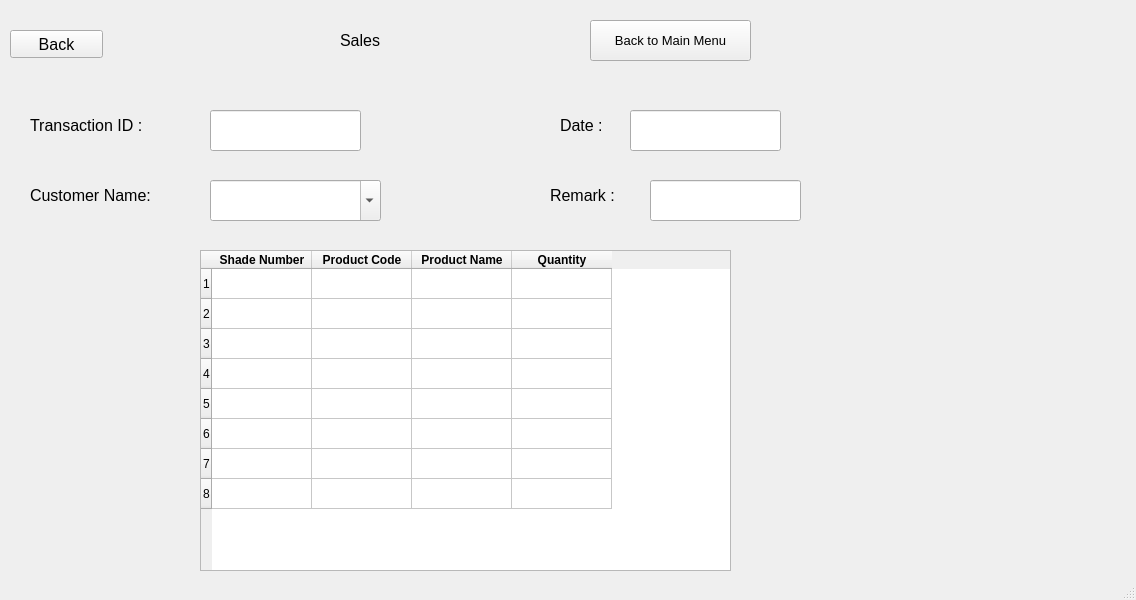
This is UI/shade_sales.ui in nilay1221/Inventory_Management as Qt 5 draws it before an edit. The edited form follows.
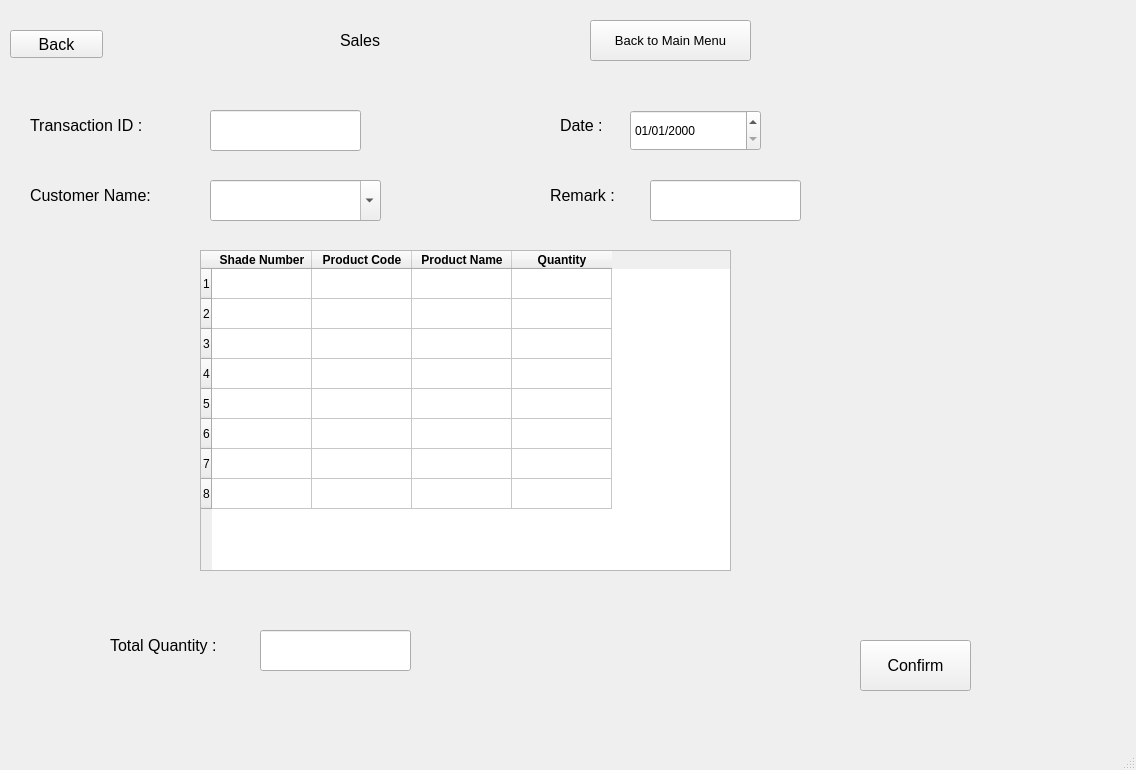
This is the edited form.

What changed in the file:
```diff
--- a/UI/shade_sales.ui
+++ b/UI/shade_sales.ui
@@ -7,28 +7,13 @@
     <x>0</x>
     <y>0</y>
     <width>1136</width>
-    <height>600</height>
+    <height>770</height>
    </rect>
   </property>
   <property name="windowTitle">
    <string>MainWindow</string>
   </property>
   <widget class="QWidget" name="centralwidget">
-   <widget class="QLineEdit" name="date">
-    <property name="geometry">
-     <rect>
-      <x>630</x>
-      <y>110</y>
-      <width>151</width>
-      <height>41</height>
-     </rect>
-    </property>
-    <property name="font">
-     <font>
-      <pointsize>12</pointsize>
-     </font>
-    </property>
-   </widget>
    <widget class="QLabel" name="label_4">
     <property name="geometry">
      <rect>
@@ -411,6 +396,19 @@
      </property>
     </item>
    </widget>
+   <widget class="QDateEdit" name="dateEdit">
+    <property name="geometry">
+     <rect>
+      <x>630</x>
+      <y>110</y>
+      <width>131</width>
+      <height>41</height>
+     </rect>
+    </property>
+    <property name="displayFormat">
+     <string>dd/MM/yyyy</string>
+    </property>
+   </widget>
   </widget>
   <widget class="QStatusBar" name="statusbar"/>
  </widget>
```
